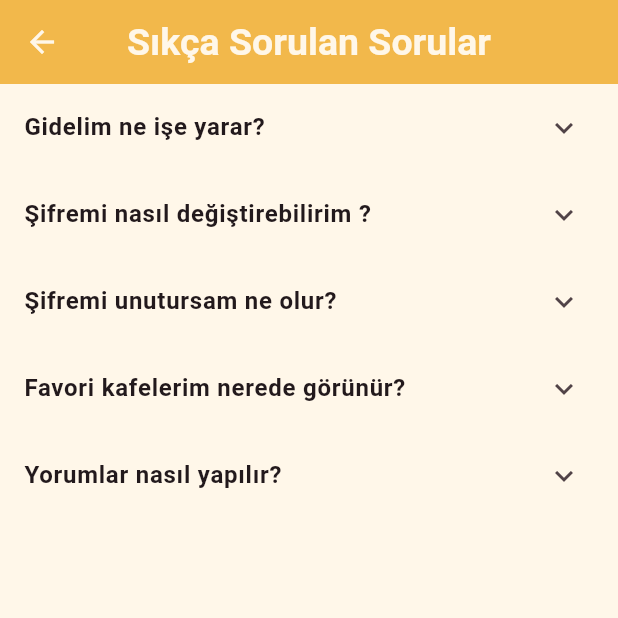
After one commit to OzgurBoruzanci/Gidelim_App, a Flutter app: the FeedScreen screen opened directly, after a tap on the "menu" icon, after a tap on "SSS", on a phone screen of 412 x 824 dp, the top half of it. The commit adds this screen. Run offline on Flutter 3.47's test engine with Material 3 defaults, Android fonts, the light colour scheme and no system bars; our stand-ins replace cloud_firestore, firebase_auth, firebase_core, flutter_rating_bar, fluttertoast, loading_animation_widget; accounts and stored records are empty; network calls fail.

Commit message:
New faq_screen created for SSS Screen.

```diff
--- a/bootcamp91/lib/product/custom_drawer.dart
+++ b/bootcamp91/lib/product/custom_drawer.dart
@@ -4,6 +4,7 @@
 import 'package:firebase_auth/firebase_auth.dart';
 import 'package:bootcamp91/services/avatar_service.dart'; // AvatarService'i import ettik
 import 'package:bootcamp91/view/profile_screen.dart'; // ProfileScreen'i import ettik
+import 'package:bootcamp91/view/faq_screen.dart'; // FAQScreen'i import ettik
 import 'package:url_launcher/url_launcher.dart'; // launch_url paketini import ettik
 
 class CustomDrawer extends StatelessWidget {
@@ -123,6 +124,34 @@
               ),
               ListTile(
                 leading: const Icon(
+                  Icons.help_outline,
+                  size: 30,
+                ),
+                title: const Text('SSS'),
+                onTap: () {
+                  Navigator.of(context).push(PageRouteBuilder(
+                    pageBuilder: (context, animation, secondaryAnimation) =>
+                        const FAQScreen(),
+                    transitionsBuilder:
+                        (context, animation, secondaryAnimation, child) {
+                      var begin = const Offset(1.0, 0.0);
+                      var end = Offset.zero;
+                      var curve = Curves.easeInOut;
+
+                      var tween = Tween(begin: begin, end: end)
+                          .chain(CurveTween(curve: curve));
+                      var offsetAnimation = animation.drive(tween);
+
+                      return SlideTransition(
+                        position: offsetAnimation,
+                        child: child,
+                      );
+                    },
+                  ));
+                },
+              ),
+              ListTile(
+                leading: const Icon(
                   Icons.logout,
                   size: 30,
                 ),
--- /dev/null
+++ b/bootcamp91/lib/view/faq_screen.dart
@@ -0,0 +1,63 @@
+import 'package:bootcamp91/product/project_colors.dart';
+import 'package:flutter/material.dart';
+
+class FAQScreen extends StatelessWidget {
+  const FAQScreen({super.key});
+
+  @override
+  Widget build(BuildContext context) {
+    return Scaffold(
+      appBar: AppBar(
+        title: const Text('Sıkça Sorulan Sorular'),
+        backgroundColor: ProjectColors.project_yellow,
+      ),
+      body: ListView(
+        children: <Widget>[
+          _buildFAQTile(
+            question: 'Gidelim ne işe yarar?',
+            answer:
+                'Uygulama, kullanıcıların kafe menülerini kafelere gitmeden görüntülemesine ve kafeler için yorum yamasına, puan vermesine  olanak sağlar.\nEğer kendi kafeniz var ise, kafenizi uygulamada paylaşarak işletmenizi daha geniş kitlerlere ulaştırmanızı sağlar.',
+          ),
+          _buildFAQTile(
+            question: 'Şifremi nasıl değiştirebilirim ?',
+            answer:
+                'Şifrenizi değiştirmek için uygulama menüsündeki Profil sayfasını açarak Parolayı Değiştir seçeneğini kullanabilirsiniz.',
+          ),
+          _buildFAQTile(
+            question: 'Şifremi unutursam ne olur?',
+            answer:
+                'Şifrenizi unutursanız giriş yaparken ekranın altında görünen şifremi unuttum seçeneğini seçmelisiniz.\nArdından E-posta adresinizi girerek yeni bir parola belirlemek için E-posta hesabınıza gelen bağlantıyı kullanabilirsiniz.',
+          ),
+          _buildFAQTile(
+            question: 'Favori kafelerim nerede görünür?',
+            answer: 'Favori kafeleriniz "Favorilerim" sekmesinde görünür.',
+          ),
+          _buildFAQTile(
+            question: 'Yorumlar nasıl yapılır?',
+            answer:
+                'Yorumlarınızı kafeye tıklayınca açılan sayfada bulunan yorum bölümünden yapabilirsiniz.',
+          ),
+          // Diğer SSS'leri buraya ekleyebilirsiniz.
+        ],
+      ),
+    );
+  }
+
+  Widget _buildFAQTile({required String question, required String answer}) {
+    return ExpansionTile(
+      title: Text(
+        question,
+        style: const TextStyle(
+          fontWeight: FontWeight.bold,
+          fontSize: 16,
+        ),
+      ),
+      children: <Widget>[
+        Padding(
+          padding: const EdgeInsets.all(16.0),
+          child: Text(answer),
+        ),
+      ],
+    );
+  }
+}
```
